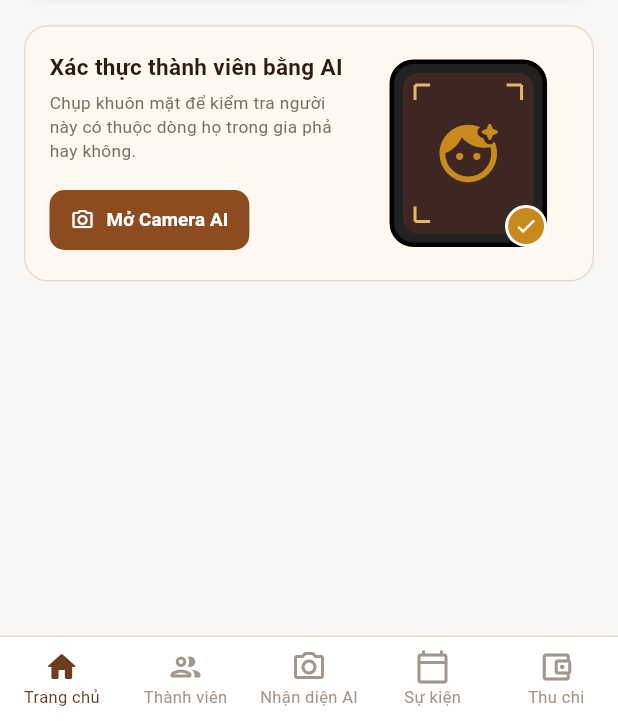
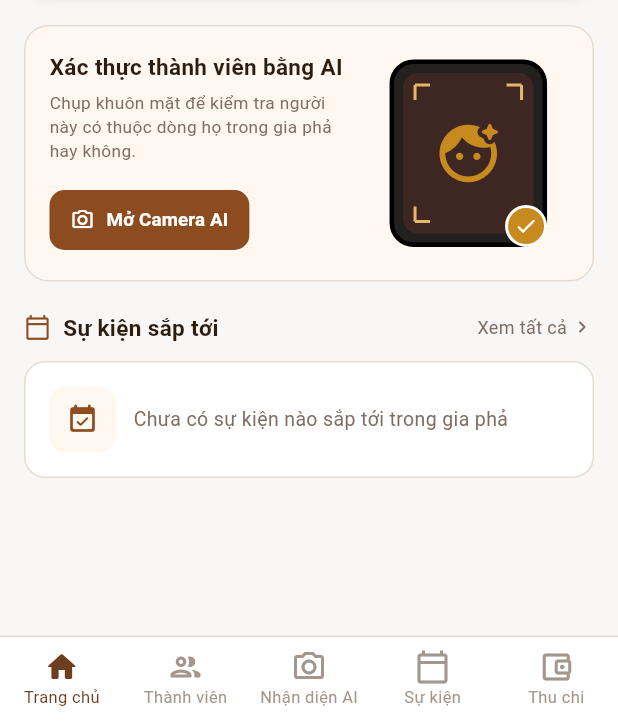
Before and after one commit to Hizu13/FlutterGenTree, a Flutter app: the screen it shows after launch, on a phone screen of 412 x 824 dp, the part 515-1236 px from its top. Run offline on Flutter 3.47's test engine with Material 3 defaults, Android fonts, the phone set to English and light mode, and no system bars; our stand-ins replace flutter_dotenv, image_picker, shared_preferences; accounts and stored records are empty.

Commit message:
feat(event): add event list display to home screen

```diff
--- a/lib/features/family/screens/home_screen.dart
+++ b/lib/features/family/screens/home_screen.dart
@@ -2,6 +2,7 @@ import 'package:flutter/material.dart';
 import 'package:gentree/config/app_color.dart';
 import 'package:gentree/features/event/models/event_model.dart';
 import 'package:gentree/features/event/screens/event_screen.dart';
+import 'package:gentree/features/event/services/event_api_service.dart';
 import 'package:gentree/features/finance/screens/finance_screen.dart';
 import 'package:gentree/features/member/screens/member_list_screen.dart';
 import '../../tree/screens/tree_screen.dart';
@@ -12,9 +13,6 @@ import '../../member/repositories/member_repository.dart';
 import '../models/family_model.dart';
 import '../services/family_api_service.dart';
 
-
-
-
 class HomeScreen extends StatefulWidget {
   const HomeScreen({super.key});
 
@@ -26,7 +24,7 @@ class _HomeScreenState extends State<HomeScreen> {
   int _currentBottomIndex = 0;
   bool _showRoleMenu = false;
   bool _isEventNotified = false;
-  final List<EventModel> _events = EventModel.sampleEvents;
+  List<EventModel> _events = [];
   UserModel? _currentUser;
   FamilyModel? _currentFamily;
   List<FamilyModel> _myFamilies = [];
@@ -73,6 +71,42 @@ class _HomeScreenState extends State<HomeScreen> {
         _currentBranch = 'Họ nội';
       }
     });
+
+    await _loadUpcomingEvents();
+  }
+
+  Future<void> _loadUpcomingEvents() async {
+    final familyId = _currentFamily?.id;
+    try {
+      final events = await EventApiService.getEvents(
+        familyId: familyId,
+        autoSync: true,
+      );
+      if (mounted) {
+        final now = DateTime.now();
+        final today = DateTime(now.year, now.month, now.day);
+
+        final upcoming = events.where((e) {
+          final date = e.solarDate ?? e.date;
+          final d = DateTime(date.year, date.month, date.day);
+          return !d.isBefore(today);
+        }).toList();
+        upcoming.sort((a, b) => (a.solarDate ?? a.date).compareTo(b.solarDate ?? b.date));
+
+        final past = events.where((e) {
+          final date = e.solarDate ?? e.date;
+          final d = DateTime(date.year, date.month, date.day);
+          return d.isBefore(today);
+        }).toList();
+        past.sort((a, b) => (b.solarDate ?? b.date).compareTo(a.solarDate ?? a.date));
+
+        setState(() {
+          _events = [...upcoming, ...past];
+        });
+      }
+    } catch (e) {
+      debugPrint('[!] Error loading events on HomeScreen: $e');
+    }
   }
 
   Future<void> _handleLogout() async {
@@ -128,13 +162,14 @@ class _HomeScreenState extends State<HomeScreen> {
       }
     }
   }
-  // Lấy sự kiện đầu tiên làm sự kiện sắp tới (tránh lỗi null)
-  EventModel? get _nextEvent => _events.isNotEmpty ? _events.first : null;
 
   void _onTabSelected(int index) {
     setState(() {
       _currentBottomIndex = index;
     });
+    if (index == 0) {
+      _loadUpcomingEvents();
+    }
   }
 
   @override
@@ -160,7 +195,14 @@ class _HomeScreenState extends State<HomeScreen> {
         return Stack(
           children: [
             // Nội dung chính cuộn dọc (Tab Trang chủ)
-            SingleChildScrollView(
+            RefreshIndicator(
+              onRefresh: () async {
+                await _loadCurrentUser();
+                await _loadFamilyData();
+              },
+              color: AppColors.primary,
+              child: SingleChildScrollView(
+                physics: const AlwaysScrollableScrollPhysics(),
                 child: Column(
                   children: [
                     // 1. Header màu nâu đậm chào mừng người dùng
@@ -197,6 +239,7 @@ class _HomeScreenState extends State<HomeScreen> {
 
                     const SizedBox(height: 28),
                   ],
+                ),
               ),
             ),
 
@@ -814,6 +857,7 @@ class _HomeScreenState extends State<HomeScreen> {
       });
       FamilyApiService.saveCurrentFamily(_currentFamily!);
       MemberRepository.invalidateCache();
+      _loadUpcomingEvents();
       ScaffoldMessenger.of(context).showSnackBar(
         SnackBar(
           content: Row(
@@ -1499,11 +1543,10 @@ class _HomeScreenState extends State<HomeScreen> {
   }
 
   // ===========================================================================
-  // 5. SECTION SỰ KIỆN SẮP TỚI
+  // 5. SECTION SỰ KIỆN SẮP TỚI (HIỂN THỊ 3 SỰ KIỆN GẦN NHẤT)
   // ===========================================================================
   Widget _buildUpcomingEventSection() {
-    final event = _nextEvent;
-    if (event == null) return const SizedBox.shrink();
+    final upcomingEvents = _events.take(3).toList();
 
     return Column(
       crossAxisAlignment: CrossAxisAlignment.start,
@@ -1552,7 +1595,54 @@ class _HomeScreenState extends State<HomeScreen> {
           ],
         ),
         const SizedBox(height: 12),
+        if (upcomingEvents.isEmpty)
           Container(
+            width: double.infinity,
+            padding: const EdgeInsets.all(16),
+            decoration: BoxDecoration(
+              color: AppColors.white,
+              borderRadius: BorderRadius.circular(14),
+              border: Border.all(color: AppColors.border),
+            ),
+            child: Row(
+              children: [
+                Container(
+                  width: 44,
+                  height: 44,
+                  decoration: BoxDecoration(
+                    color: AppColors.surfaceWarm,
+                    borderRadius: BorderRadius.circular(10),
+                  ),
+                  child: const Icon(
+                    Icons.event_available_rounded,
+                    color: AppColors.primaryMedium,
+                    size: 22,
+                  ),
+                ),
+                const SizedBox(width: 12),
+                const Expanded(
+                  child: Text(
+                    'Chưa có sự kiện nào sắp tới trong gia phả',
+                    style: TextStyle(
+                      fontSize: 13,
+                      color: AppColors.textSecondary,
+                    ),
+                  ),
+                ),
+              ],
+            ),
+          )
+        else
+          ...upcomingEvents.map((event) => Padding(
+                padding: const EdgeInsets.only(bottom: 10),
+                child: _buildUpcomingEventCard(event),
+              )),
+      ],
+    );
+  }
+
+  Widget _buildUpcomingEventCard(EventModel event) {
+    return Container(
       padding: const EdgeInsets.all(12),
       decoration: BoxDecoration(
         color: AppColors.white,
@@ -1568,7 +1658,7 @@ class _HomeScreenState extends State<HomeScreen> {
       ),
       child: Row(
         children: [
-              // Khung ngày tháng -> Khớp getter trong EventModel
+          // Khung ngày tháng
           Container(
             width: 64,
             height: 64,
@@ -1580,7 +1670,7 @@ class _HomeScreenState extends State<HomeScreen> {
               mainAxisAlignment: MainAxisAlignment.center,
               children: [
                 Text(
-                      event.dayString, // Đã đổi từ dayLabel -> dayString
+                  event.dayString,
                   style: const TextStyle(
                     fontSize: 22,
                     fontWeight: FontWeight.bold,
@@ -1590,7 +1680,7 @@ class _HomeScreenState extends State<HomeScreen> {
                 ),
                 const SizedBox(height: 2),
                 Text(
-                      event.monthLabel, // Lấy "THÁNG XX"
+                  event.monthLabel,
                   style: const TextStyle(
                     fontSize: 8.5,
                     fontWeight: FontWeight.bold,
@@ -1621,6 +1711,8 @@ class _HomeScreenState extends State<HomeScreen> {
                     fontWeight: FontWeight.bold,
                     color: AppColors.textPrimary,
                   ),
+                  maxLines: 1,
+                  overflow: TextOverflow.ellipsis,
                 ),
                 const SizedBox(height: 4),
                 Row(
@@ -1632,7 +1724,7 @@ class _HomeScreenState extends State<HomeScreen> {
                     ),
                     const SizedBox(width: 4),
                     Text(
-                          event.time, // Đã đổi từ timeRange -> time
+                      event.time,
                       style: const TextStyle(
                         fontSize: 11.5,
                         color: AppColors.textSecondary,
@@ -1644,17 +1736,14 @@ class _HomeScreenState extends State<HomeScreen> {
                 Row(
                   children: [
                     const Icon(
-                          Icons
-                              .notes_rounded, // Đổi icon địa điểm -> icon ghi chú
+                      Icons.notes_rounded,
                       size: 13,
                       color: AppColors.textSecondary,
                     ),
                     const SizedBox(width: 4),
                     Expanded(
                       child: Text(
-                            event.note.isNotEmpty
-                                ? event.note
-                                : event.dateRange, // Dùng note hoặc dateRange
+                        event.note.isNotEmpty ? event.note : event.dateRange,
                         style: const TextStyle(
                           fontSize: 11.5,
                           color: AppColors.textSecondary,
@@ -1701,8 +1790,6 @@ class _HomeScreenState extends State<HomeScreen> {
           ),
         ],
       ),
-        ),
-      ],
     );
   }
 
```
Lines whose indentation alone changed are shown as unchanged.
